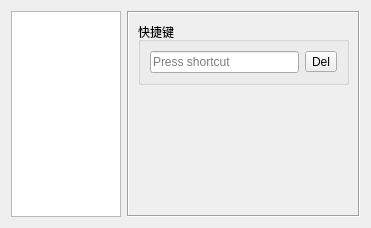
First picture: the form in AutoFirewall/SettingDialog.ui, repository SkyD666/Act3SpeedrunTool, before the edit.
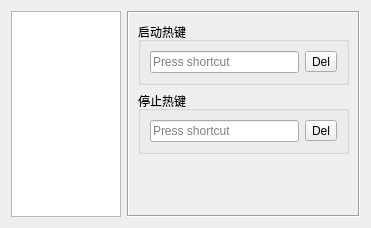
Second picture: the form after the edit. The open tabs and pages were chosen to show the change.

Commit message: [optimize]支持分别设置启动和停止的热键

```diff
--- a/AutoFirewall/SettingDialog.ui
+++ b/AutoFirewall/SettingDialog.ui
@@ -46,14 +46,33 @@
        <item>
         <widget class="QGroupBox" name="groupBox">
          <property name="title">
-          <string>快捷键</string>
+          <string>启动热键</string>
          </property>
          <layout class="QHBoxLayout" name="horizontalLayout_4">
           <item>
            <widget class="QKeySequenceEdit" name="keySeq"/>
           </item>
           <item>
-           <widget class="QToolButton" name="tbClearHotkeyEdit">
+           <widget class="QToolButton" name="tbClearStartHotkeyEdit">
+            <property name="text">
+             <string>Del</string>
+            </property>
+           </widget>
+          </item>
+         </layout>
+        </widget>
+       </item>
+       <item>
+        <widget class="QGroupBox" name="groupBox_2">
+         <property name="title">
+          <string>停止热键</string>
+         </property>
+         <layout class="QHBoxLayout" name="horizontalLayout_6">
+          <item>
+           <widget class="QKeySequenceEdit" name="keySeqStop"/>
+          </item>
+          <item>
+           <widget class="QToolButton" name="tbClearStopHotkeyEdit">
             <property name="text">
              <string>Del</string>
             </property>
```
Left out of the diff: 4 changed lines with no effect on the pictures. The commit also changes 5 other files.
